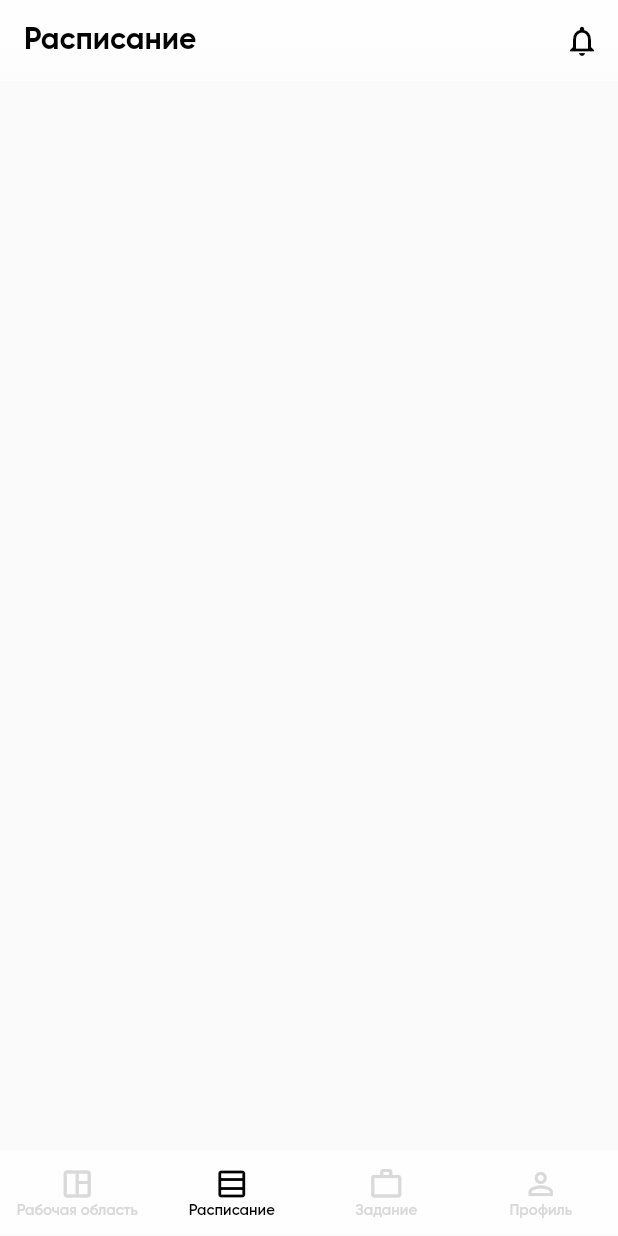
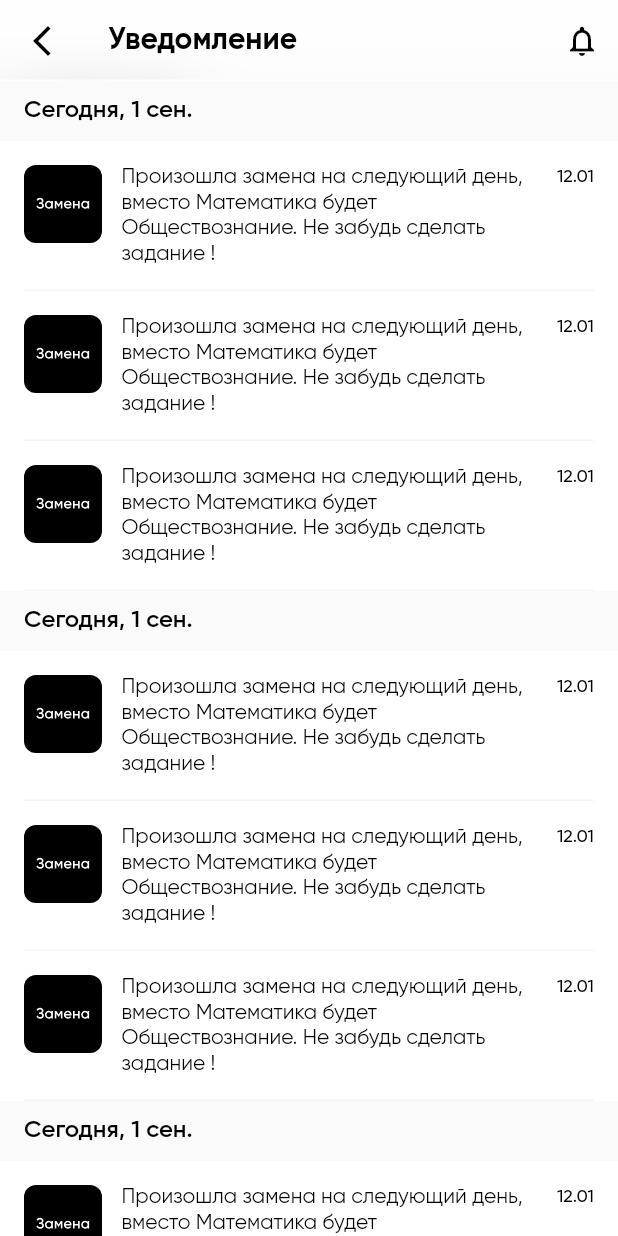
Before and after one commit to vladislavyshka/testing_for_serezhi, a Flutter app: the MainPage screen opened by its route, item 2 of the bottom bar chosen, after a tap on the "notifications" icon, on a phone screen of 412 x 824 dp. Run offline on Flutter 3.47's test engine with Material 2 defaults, Android fonts, the phone set to English and light mode, and no system bars; our stand-ins replace flutter_svg.

Commit message:
addNotification

```diff
--- a/lib/main.dart
+++ b/lib/main.dart
@@ -1,4 +1,5 @@
 import 'package:flutter/material.dart';
+import 'package:flutter_application_2/src/pages/notification_page.dart';
 import 'package:flutter_application_2/src/theme/themeligth.dart';
 import 'package:flutter_application_2/src/pages/auth_page.dart';
 import 'package:flutter_application_2/src/pages/login_page.dart';
@@ -20,6 +21,7 @@ class MyApp extends StatelessWidget {
         '/': ((context) => const AuthPage()),
         '/login_page': (context) => const LoginPage(),
         '/main_page': (context) => const MainPage(),
+        '/notification_page': (context) => const NotificationPage(),
       },
       initialRoute: '/',
     );
--- a/lib/src/pages/dashboard_page.dart
+++ b/lib/src/pages/dashboard_page.dart
@@ -55,7 +55,7 @@ class _DashBoardPageState extends State<DashBoardPage> {
                         alignment: Alignment.topLeft,
                         child: Text(
                           'Сегодня, 1 сен.',
-                          style: Theme.of(context).textTheme.headline5,
+                          style: Theme.of(context).textTheme.headline1,
                         ),
                       ),
                     ),
--- a/lib/src/pages/main_page.dart
+++ b/lib/src/pages/main_page.dart
@@ -35,7 +35,12 @@ class _MainPageState extends State<MainPage> {
       extendBody: true,
       backgroundColor: const Color(0xCCFAFAFA),
       body: _widgetOptions[_selectedPage],
-      bottomNavigationBar: Stack(
+      bottomNavigationBar: Theme(
+        data: Theme.of(context).copyWith(
+          splashColor: Colors.transparent,
+          highlightColor: Colors.transparent,
+        ),
+        child: Stack(
           children: [
             SizedBox(
               height: MediaQuery.of(context).padding.bottom + 57,
@@ -75,12 +80,14 @@ class _MainPageState extends State<MainPage> {
                 BottomNavigationBarItem(
                     icon: Icon(Icons.work_outline), label: 'Задание'),
                 BottomNavigationBarItem(
-                  icon: Icon(Icons.person_outline_outlined), label: 'Профиль'),
+                    icon: Icon(Icons.person_outline_outlined),
+                    label: 'Профиль'),
               ],
               onTap: onSelectedPage,
             ),
           ],
         ),
+      ),
     );
   }
 }
--- /dev/null
+++ b/lib/src/pages/notification_page.dart
@@ -0,0 +1,75 @@
+import 'dart:ui';
+
+import 'package:flutter/material.dart';
+import 'package:flutter_application_2/src/widgets/appbar_widget.dart';
+import 'package:flutter_application_2/src/widgets/notification_widget.dart';
+
+class NotificationPage extends StatefulWidget {
+  const NotificationPage({super.key});
+
+  @override
+  State<NotificationPage> createState() => _NotificationPageState();
+}
+
+class _NotificationPageState extends State<NotificationPage> {
+  @override
+  Widget build(BuildContext context) {
+    return Scaffold(
+      extendBodyBehindAppBar: true,
+      appBar: AppBarDegree(
+        leading: IconButton(
+          icon: const Icon(
+            Icons.arrow_back_ios_new,
+            color: Colors.black,
+          ),
+          splashRadius: 0.1,
+          onPressed: () => Navigator.of(context).pop(),
+        ),
+        automaticallyImplyLeading: false,
+        'Уведомление',
+        context: context,
+        blur: ClipRect(
+          child: BackdropFilter(
+            filter: ImageFilter.blur(sigmaX: 20, sigmaY: 20),
+            child: Container(color: Colors.transparent),
+          ),
+        ),
+      ),
+      body: ListView(
+        physics: const BouncingScrollPhysics(),
+        children: [
+          Padding(
+            padding: const EdgeInsets.symmetric(horizontal: 16, vertical: 10),
+            child: Text(
+              'Сегодня, 1 сен.',
+              style: Theme.of(context).textTheme.headline1,
+            ),
+          ),
+          const NotificationWidget(),
+          const NotificationWidget(),
+          const NotificationWidget(),
+          Padding(
+            padding: const EdgeInsets.symmetric(horizontal: 16, vertical: 10),
+            child: Text(
+              'Сегодня, 1 сен.',
+              style: Theme.of(context).textTheme.headline1,
+            ),
+          ),
+          const NotificationWidget(),
+          const NotificationWidget(),
+          const NotificationWidget(),
+          Padding(
+            padding: const EdgeInsets.symmetric(horizontal: 16, vertical: 10),
+            child: Text(
+              'Сегодня, 1 сен.',
+              style: Theme.of(context).textTheme.headline1,
+            ),
+          ),
+          const NotificationWidget(),
+          const NotificationWidget(),
+          const NotificationWidget()
+        ],
+      ),
+    );
+  }
+}
--- a/lib/src/widgets/appbar_widget.dart
+++ b/lib/src/widgets/appbar_widget.dart
@@ -4,8 +4,14 @@ class AppBarDegree extends StatelessWidget implements PreferredSizeWidget {
   final String appBarText;
   final BuildContext context;
   final Widget? blur;
+  final bool? automaticallyImplyLeading;
+  final Widget? leading;
   const AppBarDegree(this.appBarText,
-      {super.key, required this.context, this.blur});
+      {super.key,
+      required this.context,
+      this.blur,
+      this.automaticallyImplyLeading,
+      this.leading});
 
   @override
   Widget build(BuildContext context) {
@@ -15,8 +21,10 @@ class AppBarDegree extends StatelessWidget implements PreferredSizeWidget {
         bottom: BorderSide(color: Color(0xCCFFFFFF), width: 1),
       ),
       elevation: 0,
-      automaticallyImplyLeading: false,
+      automaticallyImplyLeading:
+          automaticallyImplyLeading == null ? false : true,
       backgroundColor: const Color(0xCCFFFFFF),
+      leading: leading,
       shadowColor: const Color(0xffF4F4F4),
       centerTitle: false,
       title: Text(
@@ -25,7 +33,9 @@ class AppBarDegree extends StatelessWidget implements PreferredSizeWidget {
       ),
       actions: [
         IconButton(
-          onPressed: (() {}),
+          splashRadius: 0.1,
+          onPressed: () =>
+              Navigator.of(context).pushNamed('/notification_page'),
           icon: const Icon(
             Icons.notifications_outlined,
             color: Colors.black,
--- /dev/null
+++ b/lib/src/widgets/notification_widget.dart
@@ -0,0 +1,54 @@
+import 'package:flutter/material.dart';
+import 'package:flutter_svg/flutter_svg.dart';
+
+class NotificationWidget extends StatelessWidget {
+  const NotificationWidget({
+    Key? key,
+  }) : super(key: key);
+
+  @override
+  Widget build(BuildContext context) {
+    return Column(
+      children: [
+        Container(
+          color: Colors.white,
+          child: Row(
+            crossAxisAlignment: CrossAxisAlignment.start,
+            children: [
+              Padding(
+                padding: const EdgeInsets.fromLTRB(16, 16, 0, 0),
+                child: SvgPicture.asset(
+                  'assets/image/Notification-Bages.svg',
+                ),
+              ),
+              Flexible(
+                child: Padding(
+                  padding: const EdgeInsets.fromLTRB(13, 16, 5, 16),
+                  child: Text(
+                    'Произошла замена на следующий день, вместо Математика будет Обществознание. Не забудь сделать задание !',
+                    style: Theme.of(context).textTheme.bodyText1,
+                  ),
+                ),
+              ),
+              Padding(
+                padding: const EdgeInsets.fromLTRB(0, 16, 16, 0),
+                child: Text(
+                  '12.01',
+                  style: Theme.of(context).textTheme.subtitle1,
+                ),
+              )
+            ],
+          ),
+        ),
+        const Padding(
+          padding: EdgeInsets.symmetric(horizontal: 16),
+          child: Divider(
+            height: 0,
+            thickness: 1,
+            color: Color(0xFFF6F6F6),
+          ),
+        ),
+      ],
+    );
+  }
+}
```
Also changed, not shown: assets/image/Notification-Bages.png (added), assets/image/Notification-Bages.svg (added). Lines whose indentation alone changed are shown as unchanged.
